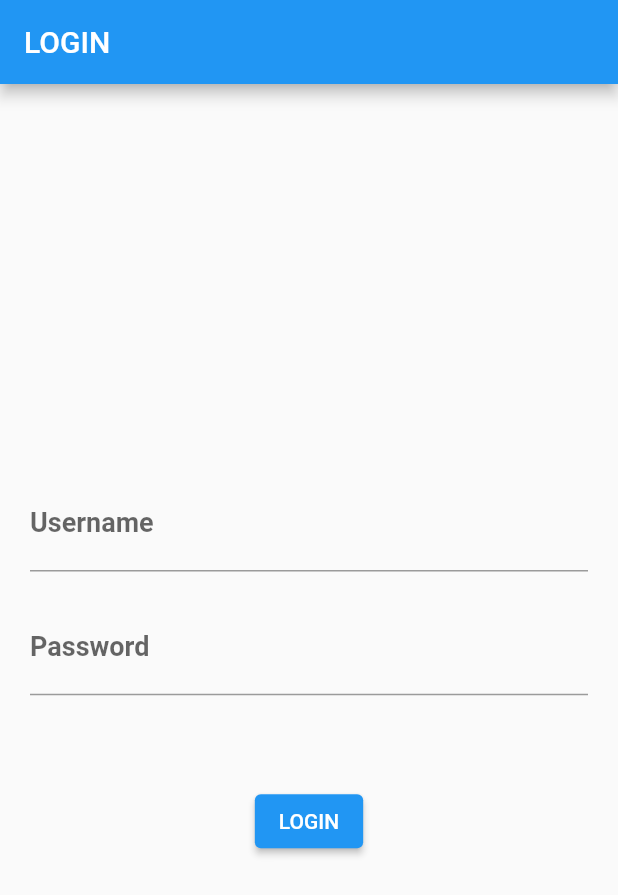
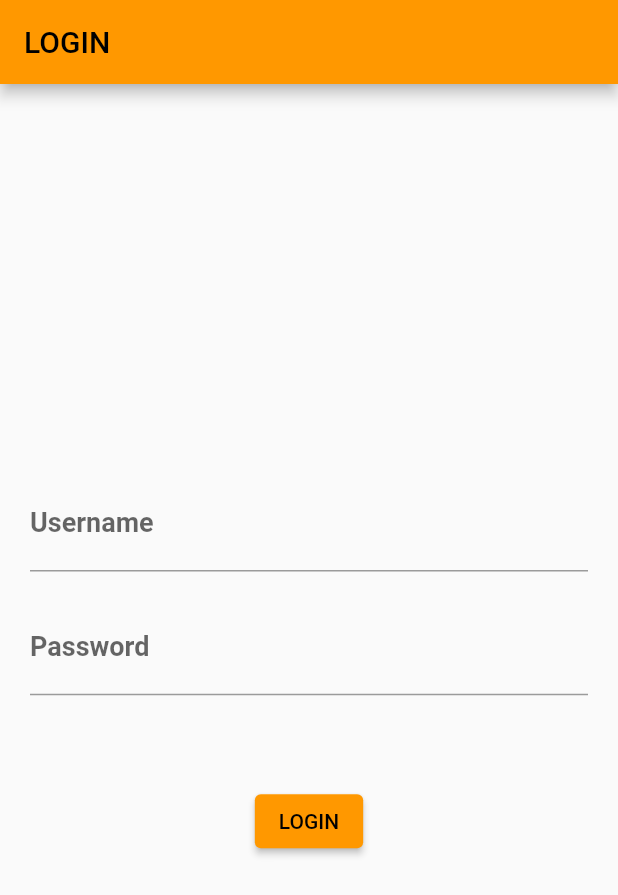
Before and after one commit to alfiansyahrst23/tb1_mp, a Flutter app: the screen it shows after launch, on a phone screen of 412 x 824 dp. Shown: the top 895 px of the screen. Run offline on Flutter 3.47's test engine with Material 2 defaults, Android fonts, the phone set to English and light mode, and no system bars.

Commit message:
tb1_op_4

```diff
--- a/lib/main.dart
+++ b/lib/main.dart
@@ -1,5 +1,8 @@
 import 'package:flutter/material.dart';
 import 'package:tugas_besar_1/form_login.dart';
+import 'package:tugas_besar_1/page_produk.dart';
+import 'package:tugas_besar_1/view_produk.dart';
+import 'package:tugas_besar_1/form_produk.dart';
 
 void main() {
   runApp(const MyApp());
@@ -23,8 +26,14 @@ class MyApp extends StatelessWidget {
         // or simply save your changes to "hot reload" in a Flutter IDE).
         // Notice that the counter didn't reset back to zero; the application
         // is not restarted.
-        primarySwatch: Colors.blue,
+        primarySwatch: Colors.orange,
       ),
+      initialRoute: '/', // Rute awal aplikasi
+      routes: {
+        // Daftar rute yang gunakan di aplikasi
+        '/form_login': (context) => LoginPage(), // Rute ke halaman utama
+        '/page_produk': (context) => PageProduct(), // Rute ke halaman form_produk
+      },
       home: LoginPage(),
     );
   }
```
Also changed, not shown: lib/form_login.dart (+1 -57 lines), lib/form_produk.dart (+7 -8 lines), lib/page_produk.dart (+3 -7 lines), lib/view_produk.dart (+27 -4 lines).
